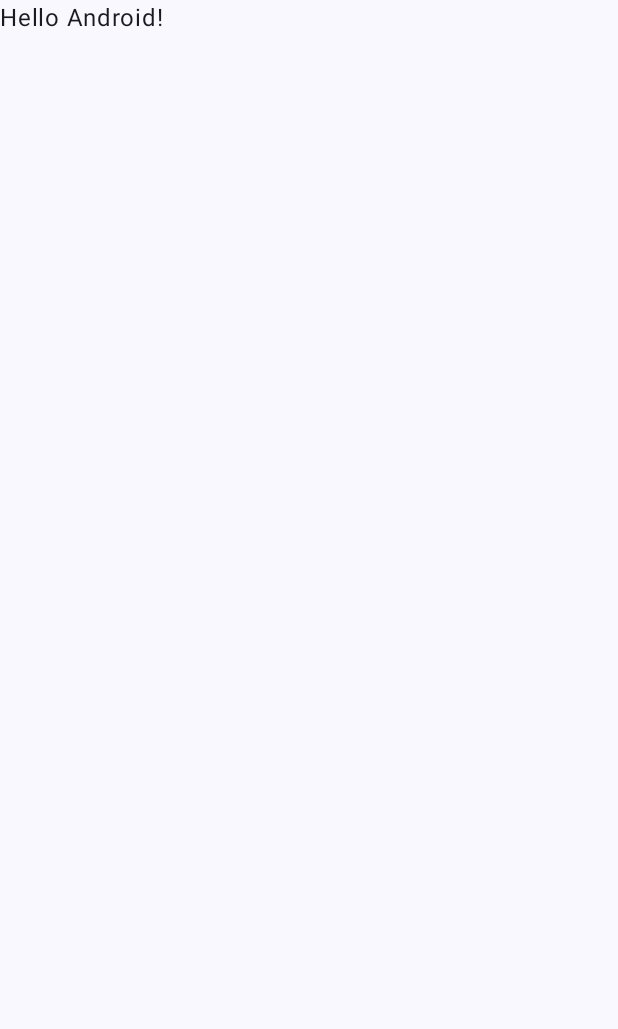
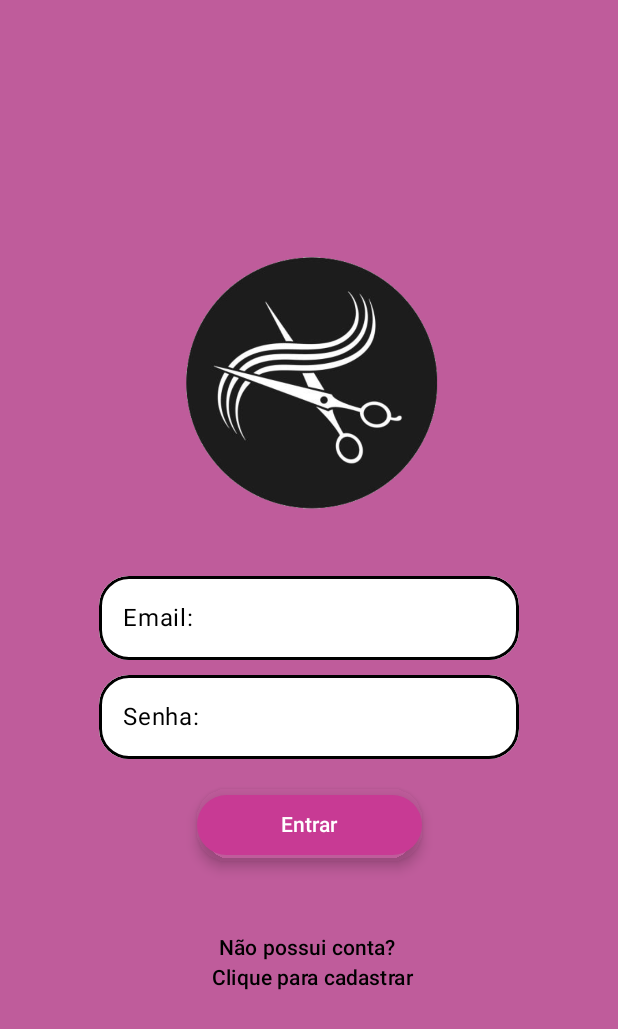
Before and after one commit to GabiNandes09/Cabeleila_Leila_DSIN, an Android app built with Jetpack Compose: the screen it shows after launch (MainActivity), on a phone screen of 412 x 824 dp. Before the commit the part shown is almost empty. Shown: the top 1029 px of the screen. Run offline under Robolectric (Android 15) with nearby library versions, the phone set to English and light mode, and no system bars.

Commit message:
Layout Login pronto

```diff
--- a/Cabeleleilaleila/app/build.gradle.kts
+++ b/Cabeleleilaleila/app/build.gradle.kts
@@ -8,7 +8,7 @@ plugins {
 
 android {
     namespace = "com.gabrielfernandes.cabeleleilaleila"
-    compileSdk = 34
+    compileSdk = 35
 
     defaultConfig {
         applicationId = "com.gabrielfernandes.cabeleleilaleila"
--- a/Cabeleleilaleila/app/src/main/java/com/gabrielfernandes/cabeleleilaleila/MainActivity.kt
+++ b/Cabeleleilaleila/app/src/main/java/com/gabrielfernandes/cabeleleilaleila/MainActivity.kt
@@ -11,6 +11,10 @@ import androidx.compose.material3.Text
 import androidx.compose.runtime.Composable
 import androidx.compose.ui.Modifier
 import androidx.compose.ui.tooling.preview.Preview
+import androidx.navigation.compose.NavHost
+import androidx.navigation.compose.composable
+import androidx.navigation.compose.rememberNavController
+import com.gabrielfernandes.cabeleleilaleila.ui.screen.LoginUi
 import com.gabrielfernandes.cabeleleilaleila.ui.theme.CabeleleilaleilaTheme
 
 class MainActivity : ComponentActivity() {
@@ -19,11 +23,12 @@ class MainActivity : ComponentActivity() {
         enableEdgeToEdge()
         setContent {
             CabeleleilaleilaTheme {
-                Scaffold(modifier = Modifier.fillMaxSize()) { innerPadding ->
-                    Greeting(
-                        name = "Android",
-                        modifier = Modifier.padding(innerPadding)
-                    )
+               val navController = rememberNavController()
+
+                NavHost(navController = navController, startDestination = "login"){
+                    composable("login"){
+                        LoginUi()
+                    }
                 }
             }
         }
--- /dev/null
+++ b/Cabeleleilaleila/app/src/main/java/com/gabrielfernandes/cabeleleilaleila/MyApplication.kt
@@ -0,0 +1,20 @@
+package com.gabrielfernandes.cabeleleilaleila
+
+import android.app.Application
+import com.gabrielfernandes.cabeleleilaleila.modules.appModule
+import com.gabrielfernandes.cabeleleilaleila.modules.networkModule
+import org.koin.android.ext.koin.androidContext
+import org.koin.android.ext.koin.androidLogger
+import org.koin.core.context.startKoin
+
+class MyApplication : Application() {
+    override fun onCreate() {
+        super.onCreate()
+
+        startKoin {
+            androidLogger()
+            androidContext(this@MyApplication)
+            modules(appModule, networkModule)
+        }
+    }
+}
--- /dev/null
+++ b/Cabeleleilaleila/app/src/main/java/com/gabrielfernandes/cabeleleilaleila/modules/appModule.kt
@@ -0,0 +1,7 @@
+package com.gabrielfernandes.cabeleleilaleila.modules
+
+import org.koin.dsl.module
+
+val appModule = module {
+
+}
--- /dev/null
+++ b/Cabeleleilaleila/app/src/main/java/com/gabrielfernandes/cabeleleilaleila/modules/networkModule.kt
@@ -0,0 +1,7 @@
+package com.gabrielfernandes.cabeleleilaleila.modules
+
+import org.koin.dsl.module
+
+val networkModule = module {
+
+}
--- /dev/null
+++ b/Cabeleleilaleila/app/src/main/java/com/gabrielfernandes/cabeleleilaleila/ui/screen/LoginUi.kt
@@ -0,0 +1,132 @@
+package com.gabrielfernandes.cabeleleilaleila.ui.screen
+
+import androidx.compose.foundation.Image
+import androidx.compose.foundation.background
+import androidx.compose.foundation.border
+import androidx.compose.foundation.layout.Arrangement
+import androidx.compose.foundation.layout.Column
+import androidx.compose.foundation.layout.fillMaxSize
+import androidx.compose.foundation.layout.padding
+import androidx.compose.foundation.layout.size
+import androidx.compose.foundation.layout.width
+import androidx.compose.foundation.shape.RoundedCornerShape
+import androidx.compose.material3.Button
+import androidx.compose.material3.ButtonDefaults
+import androidx.compose.material3.Scaffold
+import androidx.compose.material3.Text
+import androidx.compose.material3.TextField
+import androidx.compose.material3.TextFieldDefaults
+import androidx.compose.runtime.Composable
+import androidx.compose.ui.Alignment
+import androidx.compose.ui.Modifier
+import androidx.compose.ui.draw.clip
+import androidx.compose.ui.draw.shadow
+import androidx.compose.ui.graphics.Color
+import androidx.compose.ui.res.colorResource
+import androidx.compose.ui.res.painterResource
+import androidx.compose.ui.text.style.TextAlign
+import androidx.compose.ui.tooling.preview.Preview
+import androidx.compose.ui.unit.dp
+import com.gabrielfernandes.cabeleleilaleila.R
+
+@Composable
+fun LoginUi() {
+    Scaffold(
+        containerColor = colorResource(id = R.color.light_pink)
+    ) { paddingValues ->
+        Column(
+            modifier = Modifier
+                .padding(paddingValues)
+                .fillMaxSize(),
+            verticalArrangement = Arrangement.Center,
+            horizontalAlignment = Alignment.CenterHorizontally
+        ) {
+            Image(
+                painter = painterResource(id = R.drawable.logo),
+                contentDescription = null,
+                modifier = Modifier
+                    .padding(20.dp)
+                    .size(200.dp)
+            )
+            TextField(
+                value = "",
+                onValueChange = {},
+                label = {
+                    Text(
+                        text = "Email:",
+                        color = Color.Black
+                    )
+                },
+                modifier = Modifier
+                    .padding(10.dp)
+                    .clip(RoundedCornerShape(20.dp))
+                    .border(2.dp, Color.Black, RoundedCornerShape(20.dp)),
+                colors = TextFieldDefaults.colors(
+                    disabledContainerColor = Color.LightGray,
+                    focusedContainerColor = Color.White,
+                    errorContainerColor = Color.White,
+                    unfocusedContainerColor = Color.White,
+                    focusedTextColor = Color.Black,
+                    unfocusedTextColor = Color.Black
+                )
+            )
+            TextField(
+                value = "",
+                onValueChange = {},
+                label = {
+                    Text(
+                        text = "Senha:",
+                        color = Color.Black
+                    )
+                },
+                modifier = Modifier
+                    .clip(RoundedCornerShape(20.dp))
+                    .border(2.dp, Color.Black, RoundedCornerShape(20.dp)),
+                colors = TextFieldDefaults.colors(
+                    disabledContainerColor = Color.LightGray,
+                    focusedContainerColor = Color.White,
+                    errorContainerColor = Color.White,
+                    unfocusedContainerColor = Color.White,
+                    focusedTextColor = Color.Black,
+                    unfocusedTextColor = Color.Black
+                )
+            )
+
+            Button(
+                onClick = { /*TODO*/ },
+                colors = ButtonDefaults.buttonColors(
+                    containerColor = colorResource(id = R.color.pink)
+                ),
+                modifier = Modifier
+                    .width(150.dp)
+                    .padding(vertical = 20.dp)
+                    .shadow(5.dp, RoundedCornerShape(20.dp))
+            ) {
+                Text(
+                    text = "Entrar",
+                    color = Color.White
+                )
+            }
+            Button(
+                onClick = { /*TODO*/ },
+                colors = ButtonDefaults.buttonColors(
+                    containerColor = Color.Transparent
+                ),
+                modifier = Modifier
+                    .padding(vertical = 20.dp)
+            ) {
+                Text(
+                    text = "Não possui conta? \n Clique para cadastrar",
+                    color = Color.Black,
+                    textAlign = TextAlign.Center
+                )
+            }
+        }
+    }
+}
+
+@Preview
+@Composable
+private fun Preview() {
+    LoginUi()
+}
--- a/Cabeleleilaleila/app/src/main/res/values/colors.xml
+++ b/Cabeleleilaleila/app/src/main/res/values/colors.xml
@@ -7,4 +7,6 @@
     <color name="teal_700">#FF018786</color>
     <color name="black">#FF000000</color>
     <color name="white">#FFFFFFFF</color>
+    <color name="pink">#C83A94</color>
+    <color name="light_pink">#BF5C9B</color>
 </resources>
```
Also changed, not shown: Cabeleleilaleila/app/src/main/res/drawable/logo.png (added).
